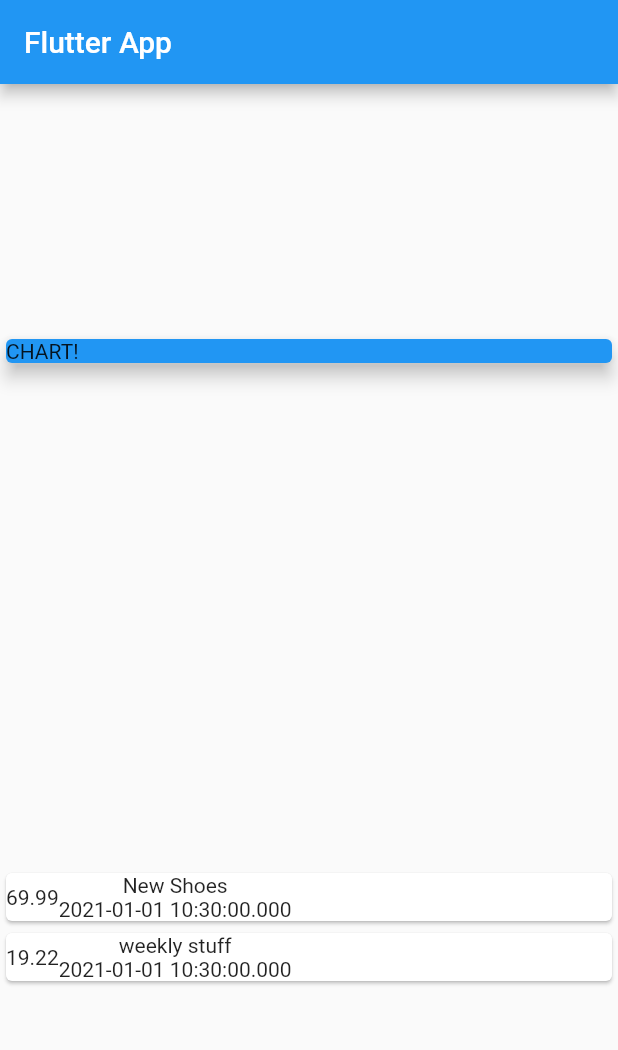
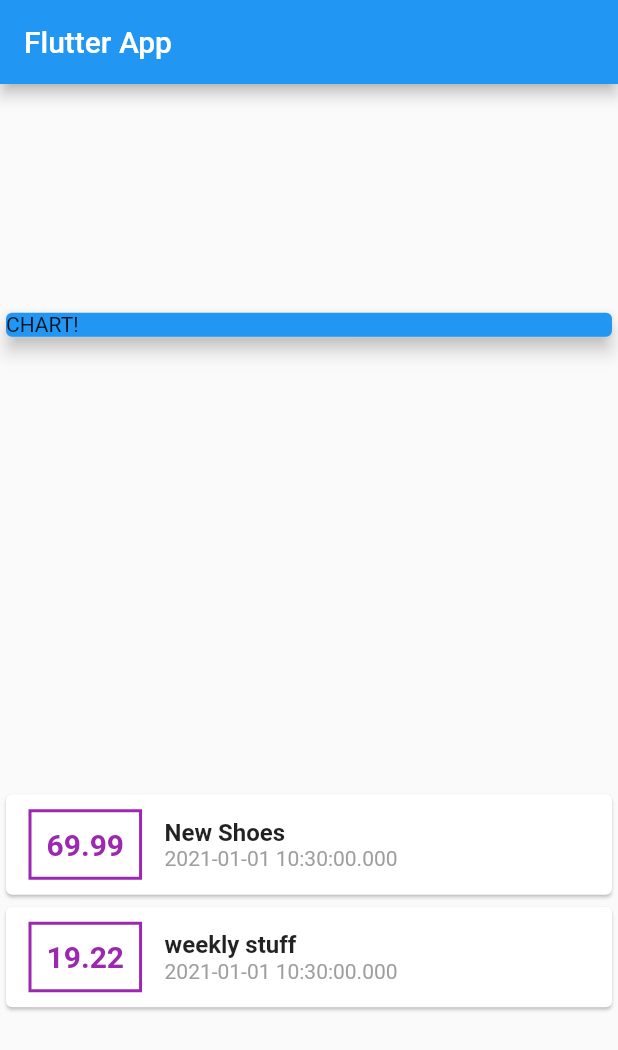
Before and after one commit to abluemer/flutter_kosten_app, a Flutter app: the screen it shows after launch, on a phone screen of 412 x 824 dp. Shown: the top 1050 px of the screen. Run offline on Flutter 3.47's test engine with Material 2 defaults, Android fonts, the phone set to English and light mode, and no system bars.

Commit message:
+card styling

```diff
--- a/lib/main.dart
+++ b/lib/main.dart
@@ -51,16 +51,46 @@
             children: transactions.map((tx) {
               return Card(
                 child: Row(
-                  children: [
+                  children: <Widget>[
                     Container(
+                      margin: EdgeInsets.symmetric(
+                        vertical: 10,
+                        horizontal: 15,
+                      ),
+                      decoration: BoxDecoration(
+                        border: Border.all(
+                          color: Colors.purple,
+                          width: 2,
+                        ),
+                      ),
+                      padding: EdgeInsets.all(10),
                       child: Text(
                         tx.amount.toString(),
+                        style: TextStyle(
+                          fontWeight: FontWeight.bold,
+                          fontSize: 20,
+                          color: Colors.purple,
+                        ),
                       ),
                     ),
-                    Column(children: [
-                      Text(tx.title),
-                      Text(tx.date.toString()),
-                    ])
+                    Column(
+                      crossAxisAlignment: CrossAxisAlignment.start,
+                      children: <Widget>[
+                        Text(
+                          tx.title,
+                          style: TextStyle(
+                            fontSize: 16,
+                            fontWeight: FontWeight.bold,
+                          ),
+                        ),
+                        Text(
+                          tx.date.toString(),
+                          style: TextStyle(
+                            color: Colors.grey,
+                          ),
+                        ),
+                      ],
+                    ),
                   ],
                 ),
               );
```
